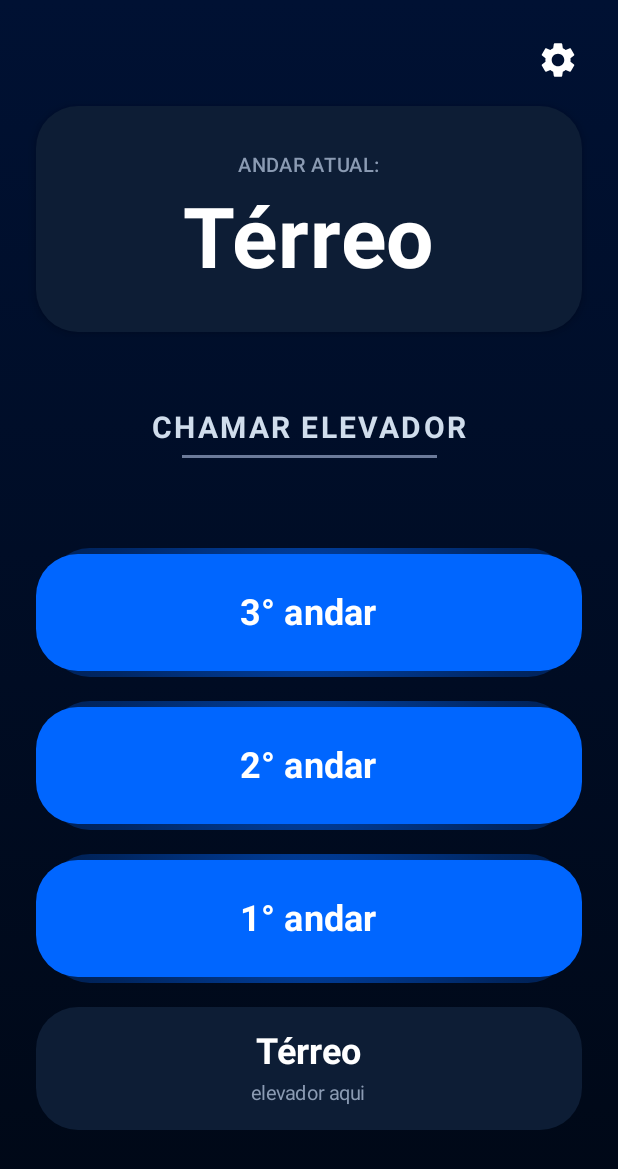
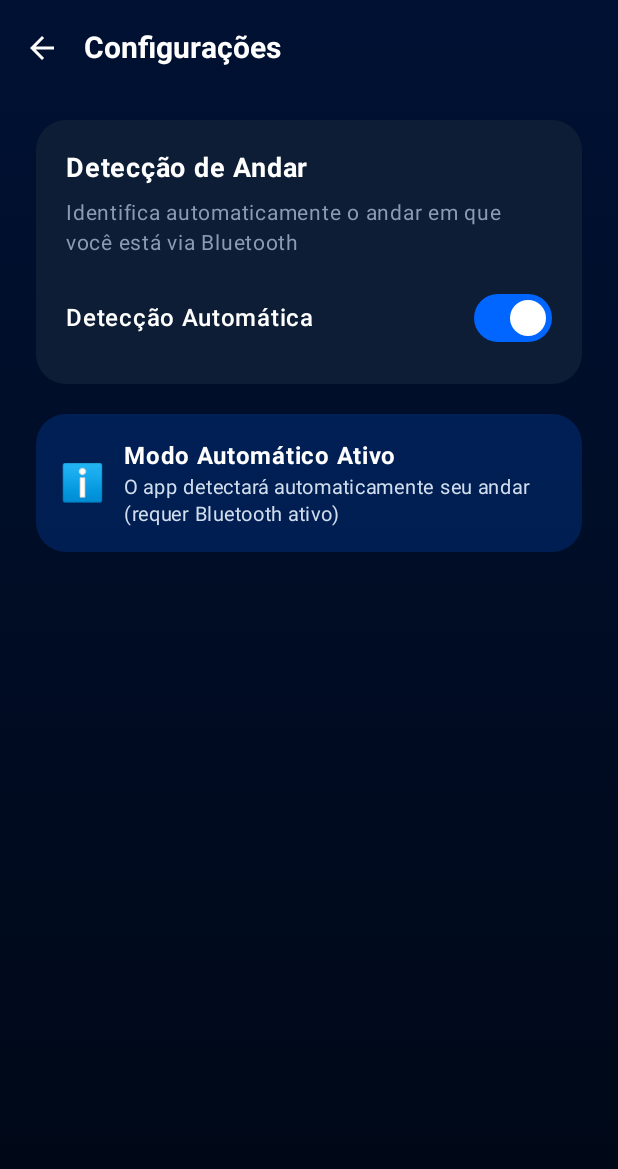
Before and after one commit to deskytop/elevox-inovatech, an Android app built with Jetpack Compose: the screen it shows after launch (MainActivity), after a tap on "Configurações", on a phone screen of 412 x 824 dp. Shown: the top 1169 px of the screen. Run offline under Robolectric (Android 15) with nearby library versions, the phone set to English and light mode, and no system bars.

Commit message:
implementação da área de configurações para alterar manualmentee ajuste do readme

```diff
--- a/elevox-app/app/build.gradle.kts
+++ b/elevox-app/app/build.gradle.kts
@@ -69,7 +69,6 @@ dependencies {
 	implementation(libs.androidx.compose.material3)
 	implementation(libs.material)
 	debugImplementation(libs.androidx.compose.ui.tooling)
-
 	implementation(libs.coroutines.android)
 	implementation(libs.okhttp)
 	implementation(libs.okhttp.tls)
--- a/elevox-app/app/src/main/java/com/elevox/app/MainActivity.kt
+++ b/elevox-app/app/src/main/java/com/elevox/app/MainActivity.kt
@@ -3,15 +3,56 @@ package com.elevox.app
 import android.os.Bundle
 import androidx.activity.ComponentActivity
 import androidx.activity.compose.setContent
+import androidx.compose.runtime.Composable
+import androidx.compose.runtime.getValue
+import androidx.compose.runtime.mutableStateOf
+import androidx.compose.runtime.remember
+import androidx.compose.runtime.setValue
+import androidx.lifecycle.viewmodel.compose.viewModel
 import com.elevox.app.home.HomeScreen
+import com.elevox.app.home.HomeViewModel
+import com.elevox.app.settings.SettingsScreen
+import com.elevox.app.settings.SettingsViewModel
 
 class MainActivity : ComponentActivity() {
 	override fun onCreate(savedInstanceState: Bundle?) {
 		super.onCreate(savedInstanceState)
 		setContent {
 			ElevoxApp {
-				HomeScreen()
+				ElevoxNavigation()
 			}
 		}
 	}
 }
+
+@Composable
+fun ElevoxNavigation() {
+	var currentScreen by remember { mutableStateOf<Screen>(Screen.Home) }
+	val context = androidx.compose.ui.platform.LocalContext.current
+	val homeViewModel: HomeViewModel = viewModel {
+		HomeViewModel(context)
+	}
+	val settingsViewModel: SettingsViewModel = viewModel {
+		SettingsViewModel(context)
+	}
+
+	when (currentScreen) {
+		Screen.Home -> {
+			HomeScreen(
+				viewModel = homeViewModel,
+				onSettingsClick = { currentScreen = Screen.Settings }
+			)
+		}
+		Screen.Settings -> {
+			SettingsScreen(
+				viewModel = settingsViewModel,
+				onBackClick = { currentScreen = Screen.Home }
+			)
+		}
+	}
+}
+
+sealed class Screen {
+	object Home : Screen()
+	object Settings : Screen()
+}
--- a/elevox-app/app/src/main/java/com/elevox/app/home/HomeScreen.kt
+++ b/elevox-app/app/src/main/java/com/elevox/app/home/HomeScreen.kt
@@ -4,6 +4,7 @@ import androidx.compose.foundation.background
 import androidx.compose.foundation.layout.Arrangement
 import androidx.compose.foundation.layout.Box
 import androidx.compose.foundation.layout.Column
+import androidx.compose.foundation.layout.Row
 import androidx.compose.foundation.layout.Spacer
 import androidx.compose.foundation.layout.fillMaxSize
 import androidx.compose.foundation.layout.fillMaxWidth
@@ -18,7 +19,7 @@ import androidx.compose.material3.Button
 import androidx.compose.material3.ButtonDefaults
 import androidx.compose.material3.Card
 import androidx.compose.material3.CardDefaults
-import androidx.compose.material3.Divider
+import androidx.compose.material3.HorizontalDivider
 import androidx.compose.material3.ExperimentalMaterial3Api
 import androidx.compose.material3.Icon
 import androidx.compose.material3.IconButton
@@ -47,10 +48,19 @@ import androidx.lifecycle.viewmodel.compose.viewModel
 
 @OptIn(ExperimentalMaterial3Api::class)
 @Composable
-fun HomeScreen(viewModel: HomeViewModel = viewModel()) {
+fun HomeScreen(
+	viewModel: HomeViewModel = viewModel(),
+	onSettingsClick: () -> Unit = {}
+) {
 	val state by viewModel.state.collectAsState()
 	val snackbarHostState = remember { SnackbarHostState() }
 
+	// Limpa a mensagem quando a tela é recomposta (volta das configurações)
+	LaunchedEffect(Unit) {
+		viewModel.clearLastMessage()
+	}
+
+	// Mostra Snackbar quando há nova mensagem
 	LaunchedEffect(state.lastMessage) {
 		state.lastMessage?.let { snackbarHostState.showSnackbar(it) }
 	}
@@ -73,7 +83,7 @@ fun HomeScreen(viewModel: HomeViewModel = viewModel()) {
 		) {
 			// Botão de configurações no topo direito
 			IconButton(
-				onClick = { /* TODO: Abrir configurações */ },
+				onClick = onSettingsClick,
 				modifier = Modifier
 					.align(Alignment.TopEnd)
 					.padding(16.dp)
@@ -110,29 +120,23 @@ fun HomeScreen(viewModel: HomeViewModel = viewModel()) {
 							.fillMaxWidth()
 							.padding(vertical = 28.dp),
 						horizontalAlignment = Alignment.CenterHorizontally,
-						verticalArrangement = Arrangement.spacedBy(4.dp)
+						verticalArrangement = Arrangement.spacedBy(12.dp)
 					) {
 						Text(
-							text = "ANDAR ATUAL:",
-							color = Color(0xFF8B9BB3),
-							fontSize = 13.sp,
-							fontWeight = FontWeight.Medium,
-							letterSpacing = 0.5.sp
+							text = "ANDAR ATUAL",
+							color = Color(0xFFD0DDEC),
+							fontSize = 16.sp,
+							fontWeight = FontWeight.Bold,
+							letterSpacing = 1.5.sp
 						)
+
+						// Exibe apenas o número/nome do andar
 						Text(
 							text = state.currentFloorNumber,
 							color = Color.White,
 							fontSize = 56.sp,
 							fontWeight = FontWeight.Bold
 						)
-						if (state.currentFloorNumber != "Térreo") {
-							Text(
-								text = "andar",
-								color = Color.White,
-								fontSize = 17.sp,
-								fontWeight = FontWeight.Normal
-							)
-						}
 					}
 				}
 
@@ -151,7 +155,7 @@ fun HomeScreen(viewModel: HomeViewModel = viewModel()) {
 						letterSpacing = 1.5.sp
 					)
 					Spacer(modifier = Modifier.height(6.dp))
-					Divider(
+					HorizontalDivider(
 						modifier = Modifier.width(170.dp),
 						thickness = 2.dp,
 						color = Color(0xFF6B7A99)
@@ -167,28 +171,24 @@ fun HomeScreen(viewModel: HomeViewModel = viewModel()) {
 				) {
 					FloorButton(
 						floor = "3°",
-						floorNumber = 3,
 						isElevatorHere = state.elevatorFloorNumeric == 3,
 						enabled = !state.isSending,
 						onClick = { viewModel.onFloorSelected(3) }
 					)
 					FloorButton(
 						floor = "2°",
-						floorNumber = 2,
 						isElevatorHere = state.elevatorFloorNumeric == 2,
 						enabled = !state.isSending,
 						onClick = { viewModel.onFloorSelected(2) }
 					)
 					FloorButton(
 						floor = "1°",
-						floorNumber = 1,
 						isElevatorHere = state.elevatorFloorNumeric == 1,
 						enabled = !state.isSending,
 						onClick = { viewModel.onFloorSelected(1) }
 					)
 					FloorButton(
 						floor = "Térreo",
-						floorNumber = 0,
 						isElevatorHere = state.elevatorFloorNumeric == 0,
 						enabled = !state.isSending,
 						onClick = { viewModel.onFloorSelected(0) }
@@ -202,7 +202,6 @@ fun HomeScreen(viewModel: HomeViewModel = viewModel()) {
 @Composable
 private fun FloorButton(
 	floor: String,
-	floorNumber: Int,
 	isElevatorHere: Boolean,
 	enabled: Boolean,
 	onClick: () -> Unit
--- a/elevox-app/app/src/main/java/com/elevox/app/home/HomeViewModel.kt
+++ b/elevox-app/app/src/main/java/com/elevox/app/home/HomeViewModel.kt
@@ -1,5 +1,7 @@
 package com.elevox.app.home
 
+import android.content.Context
+import android.content.SharedPreferences
 import androidx.lifecycle.ViewModel
 import androidx.lifecycle.viewModelScope
 import com.elevox.app.data.CommandRepository
@@ -35,20 +37,30 @@ data class HomeUiState(
 }
 
 class HomeViewModel(
+	context: Context,
 	private val repository: CommandRepository = CommandRepository()
 ) : ViewModel() {
 
 	private val _state = MutableStateFlow(HomeUiState())
 	val state: StateFlow<HomeUiState> = _state
 
+	private val prefs: SharedPreferences = context.getSharedPreferences("elevox_settings", Context.MODE_PRIVATE)
+
+	companion object {
+		private const val AUTO_DETECTION_KEY = "auto_detection_enabled"
+		private const val MANUAL_FLOOR_KEY = "manual_floor"
+	}
+
 	init {
+		// Carrega andar inicial das configurações
+		loadCurrentFloorFromSettings()
 		startFloorDetection()
 
 		// PARA TESTAR: Descomente uma das linhas abaixo para simular diferentes cenários
-		// Cenário 1: Pessoa no Térreo, Elevador no Térreo (mesma posição - card azul)
+		// Cenário 1: Pessoa no Térreo, Elevador no Térreo (mesma posição)
 		// _state.value = _state.value.copy(currentFloorNumeric = 0, elevatorFloorNumeric = 0)
 
-		// Cenário 2: Pessoa no 1° andar, Elevador no Térreo (posições diferentes - card escuro clicável)
+		// Cenário 2: Pessoa no 1° andar, Elevador no Térreo (posições diferentes)
 		// _state.value = _state.value.copy(currentFloorNumeric = 1, elevatorFloorNumeric = 0)
 
 		// Cenário 3: Pessoa no 2° andar, Elevador no 3° andar
@@ -56,15 +68,34 @@ class HomeViewModel(
 	}
 
 	/**
+	 * Carrega o andar atual das configurações do SharedPreferences
+	 */
+	private fun loadCurrentFloorFromSettings() {
+		val manualFloor = prefs.getInt(MANUAL_FLOOR_KEY, 0)
+		_state.value = _state.value.copy(currentFloorNumeric = manualFloor)
+	}
+
+	/**
 	 * Inicia a detecção contínua do andar atual em background
-	 * Por enquanto, simula a detecção. Futuramente pode usar sensores/beacons.
+	 * Lê as configurações do SharedPreferences a cada 2 segundos
 	 */
 	private fun startFloorDetection() {
 		viewModelScope.launch {
 			while (isActive) {
-				// TODO: Implementar detecção real de andar usando sensores/beacons
-				// Por enquanto, mantém o valor atual
-				delay(5000) // Verifica a cada 5 segundos
+				// Lê configurações do SharedPreferences
+				val autoDetectionEnabled = prefs.getBoolean(AUTO_DETECTION_KEY, true)
+				val manualFloor = prefs.getInt(MANUAL_FLOOR_KEY, 0)
+
+				if (autoDetectionEnabled) {
+					// TODO: Implementar detecção Bluetooth no futuro
+					// Por enquanto usa o valor manual mesmo com auto-detection ativado
+					_state.value = _state.value.copy(currentFloorNumeric = manualFloor)
+				} else {
+					// Modo manual: usa o andar configurado
+					_state.value = _state.value.copy(currentFloorNumeric = manualFloor)
+				}
+
+				delay(2000) // Verifica a cada 2 segundos
 			}
 		}
 	}
@@ -117,4 +148,11 @@ class HomeViewModel(
 	fun updateElevatorFloor(floor: Int) {
 		_state.value = _state.value.copy(elevatorFloorNumeric = floor)
 	}
+
+	/**
+	 * Limpa a última mensagem exibida (Snackbar)
+	 */
+	fun clearLastMessage() {
+		_state.value = _state.value.copy(lastMessage = null)
+	}
 }
--- a/elevox-app/app/src/main/java/com/elevox/app/net/ApiClient.kt
+++ b/elevox-app/app/src/main/java/com/elevox/app/net/ApiClient.kt
@@ -62,8 +62,9 @@ object ApiClient {
 
 	private val client: OkHttpClient by lazy {
 		var builder = OkHttpClient.Builder()
-			.connectTimeout(5, TimeUnit.SECONDS)
-			.readTimeout(10, TimeUnit.SECONDS)
+			.connectTimeout(8, TimeUnit.SECONDS)
+			.readTimeout(15, TimeUnit.SECONDS)
+			.writeTimeout(15, TimeUnit.SECONDS)
 
 		computePinFromRaw()?.let { pin ->
 			val pinner = CertificatePinner.Builder()
--- /dev/null
+++ b/elevox-app/app/src/main/java/com/elevox/app/settings/SettingsScreen.kt
@@ -0,0 +1,276 @@
+package com.elevox.app.settings
+
+import androidx.compose.foundation.background
+import androidx.compose.foundation.layout.Arrangement
+import androidx.compose.foundation.layout.Column
+import androidx.compose.foundation.layout.Row
+import androidx.compose.foundation.layout.Spacer
+import androidx.compose.foundation.layout.fillMaxSize
+import androidx.compose.foundation.layout.fillMaxWidth
+import androidx.compose.foundation.layout.height
+import androidx.compose.foundation.layout.padding
+import androidx.compose.foundation.shape.RoundedCornerShape
+import androidx.compose.material.icons.Icons
+import androidx.compose.material.icons.automirrored.filled.ArrowBack
+import androidx.compose.material3.Card
+import androidx.compose.material3.CardDefaults
+import androidx.compose.material3.ExperimentalMaterial3Api
+import androidx.compose.material3.Icon
+import androidx.compose.material3.IconButton
+import androidx.compose.material3.RadioButton
+import androidx.compose.material3.RadioButtonDefaults
+import androidx.compose.material3.Scaffold
+import androidx.compose.material3.Switch
+import androidx.compose.material3.SwitchDefaults
+import androidx.compose.material3.Text
+import androidx.compose.material3.TopAppBar
+import androidx.compose.material3.TopAppBarDefaults
+import androidx.compose.runtime.Composable
+import androidx.compose.runtime.collectAsState
+import androidx.compose.runtime.getValue
+import androidx.compose.ui.Alignment
+import androidx.compose.ui.Modifier
+import androidx.compose.ui.graphics.Brush
+import androidx.compose.ui.graphics.Color
+import androidx.compose.ui.text.font.FontWeight
+import androidx.compose.ui.unit.dp
+import androidx.compose.ui.unit.sp
+
+@OptIn(ExperimentalMaterial3Api::class)
+@Composable
+fun SettingsScreen(
+	viewModel: SettingsViewModel,
+	onBackClick: () -> Unit
+) {
+	val state by viewModel.state.collectAsState()
+
+	Scaffold(
+		topBar = {
+			TopAppBar(
+				title = {
+					Text(
+						text = "Configurações",
+						color = Color.White,
+						fontSize = 20.sp,
+						fontWeight = FontWeight.Bold
+					)
+				},
+				navigationIcon = {
+					IconButton(onClick = onBackClick) {
+						Icon(
+							imageVector = Icons.AutoMirrored.Filled.ArrowBack,
+							contentDescription = "Voltar",
+							tint = Color.White
+						)
+					}
+				},
+				colors = TopAppBarDefaults.topAppBarColors(
+					containerColor = Color.Transparent
+				)
+			)
+		}
+	) { padding ->
+		Column(
+			modifier = Modifier
+				.fillMaxSize()
+				.background(
+					Brush.verticalGradient(
+						colors = listOf(
+							Color(0xFF001133),
+							Color(0xFF000816)
+						)
+					)
+				)
+				.padding(padding)
+				.padding(horizontal = 24.dp, vertical = 16.dp),
+			verticalArrangement = Arrangement.spacedBy(20.dp)
+		) {
+			// Card: Detecção Automática
+			Card(
+				modifier = Modifier.fillMaxWidth(),
+				shape = RoundedCornerShape(20.dp),
+				colors = CardDefaults.cardColors(
+					containerColor = Color(0xFF0D1D35)
+				)
+			) {
+				Column(
+					modifier = Modifier
+						.fillMaxWidth()
+						.padding(20.dp)
+				) {
+					Text(
+						text = "Detecção de Andar",
+						color = Color.White,
+						fontSize = 18.sp,
+						fontWeight = FontWeight.Bold
+					)
+					Spacer(modifier = Modifier.height(8.dp))
+					Text(
+						text = "Identifica automaticamente o andar em que você está via Bluetooth",
+						color = Color(0xFF8B9BB3),
+						fontSize = 14.sp,
+						lineHeight = 20.sp
+					)
+					Spacer(modifier = Modifier.height(16.dp))
+
+					Row(
+						modifier = Modifier.fillMaxWidth(),
+						horizontalArrangement = Arrangement.SpaceBetween,
+						verticalAlignment = Alignment.CenterVertically
+					) {
+						Text(
+							text = "Detecção Automática",
+							color = Color.White,
+							fontSize = 16.sp,
+							fontWeight = FontWeight.Medium
+						)
+						Switch(
+							checked = state.autoDetectionEnabled,
+							onCheckedChange = { viewModel.toggleAutoDetection(it) },
+							colors = SwitchDefaults.colors(
+								checkedThumbColor = Color.White,
+								checkedTrackColor = Color(0xFF0066FF),
+								uncheckedThumbColor = Color(0xFF6B7A99),
+								uncheckedTrackColor = Color(0xFF1A2A40)
+							)
+						)
+					}
+				}
+			}
+
+			// Card: Seleção Manual (só aparece se automática estiver desativada)
+			if (!state.autoDetectionEnabled) {
+				Card(
+					modifier = Modifier.fillMaxWidth(),
+					shape = RoundedCornerShape(20.dp),
+					colors = CardDefaults.cardColors(
+						containerColor = Color(0xFF0D1D35)
+					)
+				) {
+					Column(
+						modifier = Modifier
+							.fillMaxWidth()
+							.padding(20.dp)
+					) {
+						Text(
+							text = "Seleção Manual do Andar",
+							color = Color.White,
+							fontSize = 18.sp,
+							fontWeight = FontWeight.Bold
+						)
+						Spacer(modifier = Modifier.height(8.dp))
+						Text(
+							text = "Selecione manualmente o andar em que você está",
+							color = Color(0xFF8B9BB3),
+							fontSize = 14.sp
+						)
+						Spacer(modifier = Modifier.height(16.dp))
+
+						// Opções de andar
+						FloorOption(
+							label = "3° andar",
+							selected = state.manualFloor == 3,
+							onClick = { viewModel.setManualFloor(3) }
+						)
+						FloorOption(
+							label = "2° andar",
+							selected = state.manualFloor == 2,
+							onClick = { viewModel.setManualFloor(2) }
+						)
+						FloorOption(
+							label = "1° andar",
+							selected = state.manualFloor == 1,
+							onClick = { viewModel.setManualFloor(1) }
+						)
+						FloorOption(
+							label = "Térreo",
+							selected = state.manualFloor == 0,
+							onClick = { viewModel.setManualFloor(0) }
+						)
+					}
+				}
+			}
+
+			// Informação sobre modo atual
+			Card(
+				modifier = Modifier.fillMaxWidth(),
+				shape = RoundedCornerShape(20.dp),
+				colors = CardDefaults.cardColors(
+					containerColor = Color(0xFF0066FF).copy(alpha = 0.2f)
+				)
+			) {
+				Row(
+					modifier = Modifier
+						.fillMaxWidth()
+						.padding(16.dp),
+					verticalAlignment = Alignment.CenterVertically
+				) {
+					Text(
+						text = "ℹ️",
+						fontSize = 24.sp,
+						modifier = Modifier.padding(end = 12.dp)
+					)
+					Column {
+						Text(
+							text = if (state.autoDetectionEnabled) {
+								"Modo Automático Ativo"
+							} else {
+								"Modo Manual Ativo"
+							},
+							color = Color.White,
+							fontSize = 16.sp,
+							fontWeight = FontWeight.Bold
+						)
+						Text(
+							text = if (state.autoDetectionEnabled) {
+								"O app detectará automaticamente seu andar (requer Bluetooth ativo)"
+							} else {
+								"Você selecionou manualmente: ${formatFloor(state.manualFloor)}"
+							},
+							color = Color(0xFFD0DDEC),
+							fontSize = 13.sp,
+							lineHeight = 18.sp
+						)
+					}
+				}
+			}
+		}
+	}
+}
+
+@Composable
+private fun FloorOption(
+	label: String,
+	selected: Boolean,
+	onClick: () -> Unit
+) {
+	Row(
+		modifier = Modifier
+			.fillMaxWidth()
+			.padding(vertical = 4.dp),
+		verticalAlignment = Alignment.CenterVertically
+	) {
+		RadioButton(
+			selected = selected,
+			onClick = onClick,
+			colors = RadioButtonDefaults.colors(
+				selectedColor = Color(0xFF0066FF),
+				unselectedColor = Color(0xFF6B7A99)
+			)
+		)
+		Text(
+			text = label,
+			color = if (selected) Color.White else Color(0xFF8B9BB3),
+			fontSize = 16.sp,
+			fontWeight = if (selected) FontWeight.SemiBold else FontWeight.Normal,
+			modifier = Modifier.padding(start = 8.dp)
+		)
+	}
+}
+
+private fun formatFloor(floor: Int): String {
+	return when (floor) {
+		0 -> "Térreo"
+		else -> "${floor}° andar"
+	}
+}
--- /dev/null
+++ b/elevox-app/app/src/main/java/com/elevox/app/settings/SettingsViewModel.kt
@@ -0,0 +1,88 @@
+package com.elevox.app.settings
+
+import android.content.Context
+import android.content.SharedPreferences
+import androidx.lifecycle.ViewModel
+import androidx.lifecycle.viewModelScope
+import kotlinx.coroutines.flow.MutableStateFlow
+import kotlinx.coroutines.flow.StateFlow
+import kotlinx.coroutines.launch
+
+data class SettingsUiState(
+	val autoDetectionEnabled: Boolean = true,
+	val manualFloor: Int = 0, // 0 = Térreo, 1 = 1°, 2 = 2°, 3 = 3°
+	val isSaving: Boolean = false
+)
+
+class SettingsViewModel(
+	context: Context
+) : ViewModel() {
+
+	private val _state = MutableStateFlow(SettingsUiState())
+	val state: StateFlow<SettingsUiState> = _state
+
+	private val prefs: SharedPreferences = context.getSharedPreferences("elevox_settings", Context.MODE_PRIVATE)
+
+	companion object {
+		private const val AUTO_DETECTION_KEY = "auto_detection_enabled"
+		private const val MANUAL_FLOOR_KEY = "manual_floor"
+	}
+
+	init {
+		loadSettings()
+	}
+
+	/**
+	 * Carrega as configurações salvas do SharedPreferences
+	 */
+	private fun loadSettings() {
+		_state.value = SettingsUiState(
+			autoDetectionEnabled = prefs.getBoolean(AUTO_DETECTION_KEY, true),
+			manualFloor = prefs.getInt(MANUAL_FLOOR_KEY, 0)
+		)
+	}
+
+	/**
+	 * Alterna entre detecção automática e manual
+	 */
+	fun toggleAutoDetection(enabled: Boolean) {
+		_state.value = _state.value.copy(
+			autoDetectionEnabled = enabled,
+			isSaving = true
+		)
+
+		viewModelScope.launch {
+			prefs.edit().putBoolean(AUTO_DETECTION_KEY, enabled).apply()
+			_state.value = _state.value.copy(isSaving = false)
+		}
+	}
+
+	/**
+	 * Define o andar manual quando detecção automática está desativada
+	 */
+	fun setManualFloor(floor: Int) {
+		_state.value = _state.value.copy(
+			manualFloor = floor,
+			isSaving = true
+		)
+
+		viewModelScope.launch {
+			prefs.edit().putInt(MANUAL_FLOOR_KEY, floor).apply()
+			_state.value = _state.value.copy(isSaving = false)
+		}
+	}
+
+	/**
+	 * Retorna o andar atual baseado na configuração
+	 * (manual ou automático)
+	 */
+	fun getCurrentFloor(): Int {
+		return if (_state.value.autoDetectionEnabled) {
+			// TODO: Implementar detecção Bluetooth aqui no futuro
+			// Por enquanto retorna o manual
+			_state.value.manualFloor
+		} else {
+			_state.value.manualFloor
+		}
+	}
+}
```
